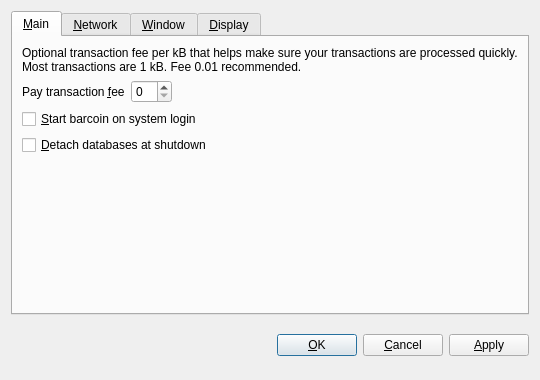
Above: src/qt/forms/optionsdialog.ui from wire306/charitycoin before the change. Below: the same form after it.
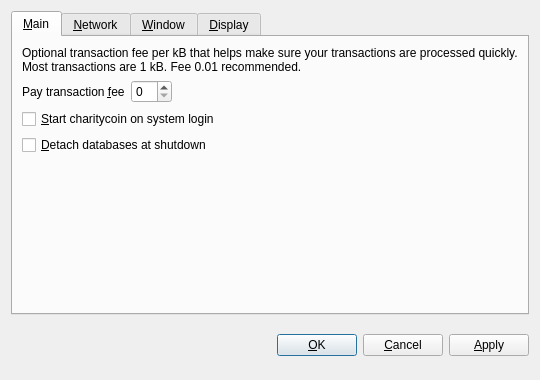
That is the form after the change. The open tabs and pages were chosen to show the change. Custom widgets are drawn as their Qt base class.

Patch:
```diff
--- a/src/qt/forms/optionsdialog.ui
+++ b/src/qt/forms/optionsdialog.ui
@@ -82,7 +82,7 @@
           <string>Automatically start barcoin after logging in to the system.</string>
          </property>
          <property name="text">
-          <string>&amp;Start barcoin on system login</string>
+          <string>&amp;Start charitycoin on system login</string>
          </property>
         </widget>
        </item>
```
Left out of the diff: 10 changed lines with no effect on the pictures.
